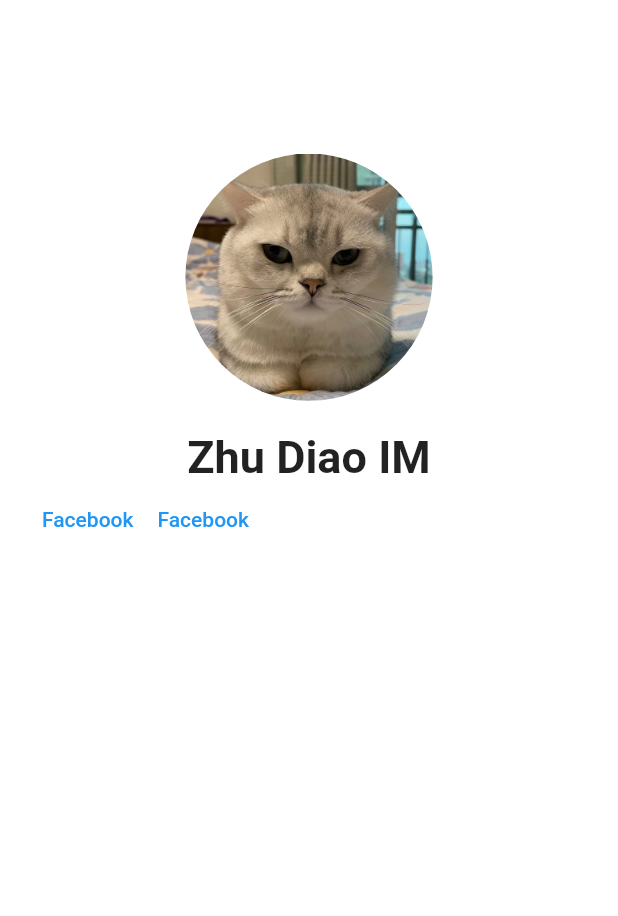
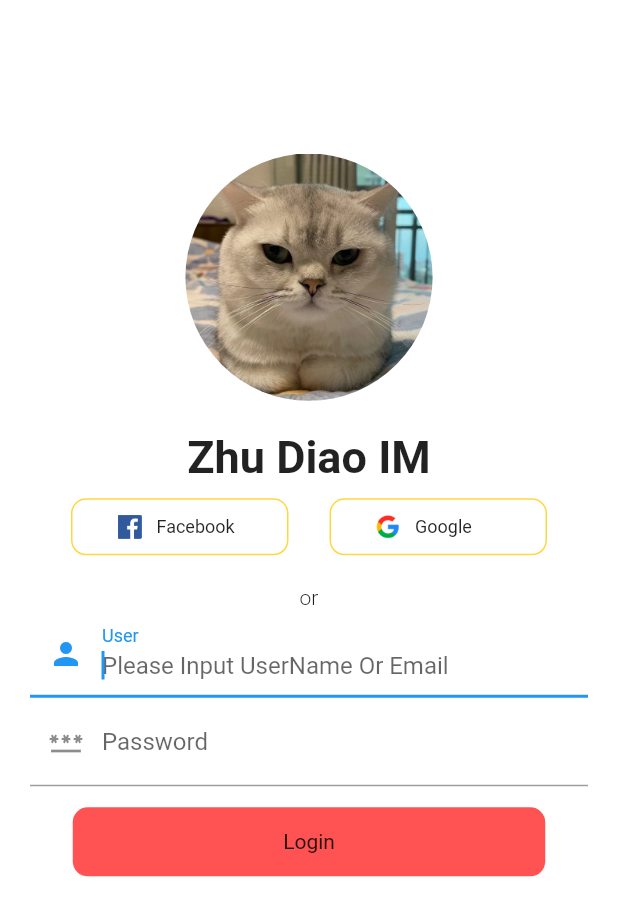
Before and after one commit to Empty0Qc/ZhuDiaoIM, a Flutter app: the screen it shows after launch, on a phone screen of 412 x 824 dp. Shown: the top 916 px of the screen. Run offline on Flutter 3.47's test engine with Material 2 defaults, Android fonts, the phone set to English and light mode, and no system bars; our stand-ins replace get, shared_preferences; missing offline and left inert: devicelocale; statements that could not run were skipped.

Commit message:
add login page

```diff
--- a/lib/init/dafault_app.dart
+++ b/lib/init/dafault_app.dart
@@ -1,6 +1,5 @@
 import 'package:flutter/material.dart';
 import 'package:flutter_im_app/router/router_map.dart';
-import 'package:flutter_im_app/utils/sp_util.dart';
 import 'package:get/get.dart';
 
 class DefaultApp {
@@ -20,7 +19,7 @@ class MyApp extends StatelessWidget {
       getPages: RouterMap.getPages,
 
       /// page change Anim
-      defaultTransition: Transition.zoom,
+      defaultTransition: Transition.rightToLeft,
     );
   }
 }
--- a/lib/pages/login_page.dart
+++ b/lib/pages/login_page.dart
@@ -1,5 +1,6 @@
 import 'package:flutter/cupertino.dart';
 import 'package:flutter/material.dart';
+import 'package:flutter_im_app/utils/sp_util.dart';
 import 'package:get/get.dart';
 
 class LoginPage extends StatefulWidget {
@@ -12,19 +13,20 @@ class LoginPage extends StatefulWidget {
 class _LoginPageState extends State<LoginPage> {
   @override
   Widget build(BuildContext context) {
-    double h = MediaQuery.of(context).size.height;
-    double w = MediaQuery.of(context).size.width;
     return Scaffold(
       body: _inputWidget(),
     );
   }
 
   _toHomePage() {
-    //
     Get.toNamed('/home');
   }
 
   _inputWidget() {
+    TextEditingController _unameController = TextEditingController();
+    _unameController.text = SpUtil().getString("userId");
+    TextEditingController _passwordController = TextEditingController();
+    _passwordController.text = SpUtil().getString("passWord");
     return Container(
       color: Colors.white,
       width: double.infinity,
@@ -48,14 +50,99 @@ class _LoginPageState extends State<LoginPage> {
           const SizedBox(height: 20),
           const Text("Zhu Diao IM",
               style: TextStyle(fontSize: 30, fontWeight: FontWeight.bold)),
+          const SizedBox(height: 10),
           Row(
+            mainAxisAlignment: MainAxisAlignment.spaceEvenly,
             children: [
-              TextButton(onPressed: () {}, child: Text('Facebook'), style: ButtonStyle()),
-              TextButton(onPressed: () {}, child: Text('Facebook'))
+              _platformLoginButton("Facebook",
+                  const AssetImage("assert/icons/icon_facebook.png")),
+              _platformLoginButton(
+                  "Google", const AssetImage("assert/icons/icon_google.png"))
             ],
           ),
+          const SizedBox(height: 20),
+          const Text(
+            "or",
+            style: TextStyle(fontWeight: FontWeight.w300),
+          ),
+          Container(
+            height: 132,
+            child: Column(
+              children: <Widget>[
+                TextField(
+                  controller: _unameController,
+                  autofocus: true,
+                  decoration: const InputDecoration(
+                      labelText: "User",
+                      hintText: "Please Input UserName Or Email",
+                      prefixIcon: Icon(Icons.person)),
+                ),
+                TextField(
+                  controller: _passwordController,
+                  decoration: const InputDecoration(
+                      labelText: "Password",
+                      hintText: "Input Your PassWord",
+                      prefixIcon: Icon(Icons.password)),
+                  obscureText: true,
+                ),
+              ],
+            ),
+          ),
+          GestureDetector(
+            onTap: () {
+              if (_unameController.text.isNotEmpty &&
+                  _unameController.text == _passwordController.text) {
+                SpUtil().setString("userId", _unameController.text);
+                SpUtil().setString("passWord", _passwordController.text);
+                _toHomePage();
+              } else {
+                print("password or user is invalid");
+              }
+            },
+            child: Container(
+              decoration: BoxDecoration(
+                  borderRadius: BorderRadius.circular(10),
+                  color: Colors.redAccent),
+              width: 315,
+              height: 46,
+              child: const Center(
+                child: Text(
+                  "Login",
+                  style: TextStyle(fontSize: 14),
+                ),
+              ),
+            ),
+          )
         ],
       ),
     );
   }
+
+  _platformLoginButton(String text, AssetImage assetImage) {
+    return InkWell(
+      child: GestureDetector(
+          onTap: () {},
+          child: Container(
+              decoration: BoxDecoration(
+                  borderRadius: BorderRadius.circular(10),
+                  border: Border.all(color: Colors.amberAccent)),
+              padding: const EdgeInsets.all(10),
+              width: 145,
+              height: 38,
+              child: Row(
+                children: [
+                  const SizedBox(width: 20),
+                  Image(
+                    image: assetImage,
+                    width: 16,
+                    height: 16,
+                  ),
+                  const SizedBox(
+                    width: 10,
+                  ),
+                  Text(text, style: const TextStyle(fontSize: 12)),
+                ],
+              ))),
+    );
+  }
 }
--- a/lib/utils/sp_util.dart
+++ b/lib/utils/sp_util.dart
@@ -37,8 +37,8 @@ class SpUtil {
     return _spf!.setString(key, val);
   }
 
-  String? getString(String key) {
-    return _spf!.getString(key);
+  String getString(String key) {
+    return _spf!.getString(key) ?? "";
   }
 
   Future<bool> remove(String key) {
--- a/pubspec.yaml
+++ b/pubspec.yaml
@@ -33,7 +33,7 @@ dependencies:
 
   # The following adds the Cupertino Icons font to your application.
   # Use with the CupertinoIcons class for iOS style icons.
-  cupertino_icons: ^1.0.2
+  cupertino_icons: ^1.0.4
   shared_preferences: ^2.0.13
   devicelocale: ^0.5.0
   get: ^4.6.1
@@ -67,6 +67,7 @@ flutter:
   #   - images/a_dot_ham.jpeg
   assets:
     - assert/imgs/
+    - assert/icons/
 
   # An image asset can refer to one or more resolution-specific "variants", see
   # https://flutter.dev/assets-and-images/#resolution-aware.
```
Also changed, not shown: assert/icons/icon_facebook.png (added), assert/icons/icon_google.png (added).
